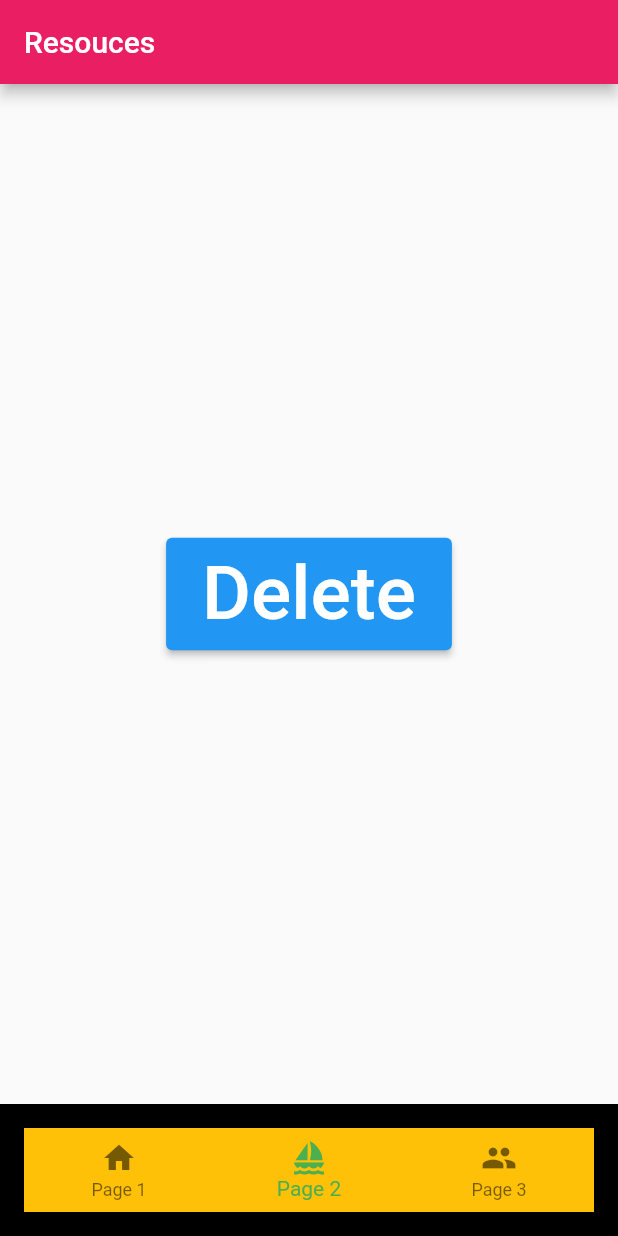
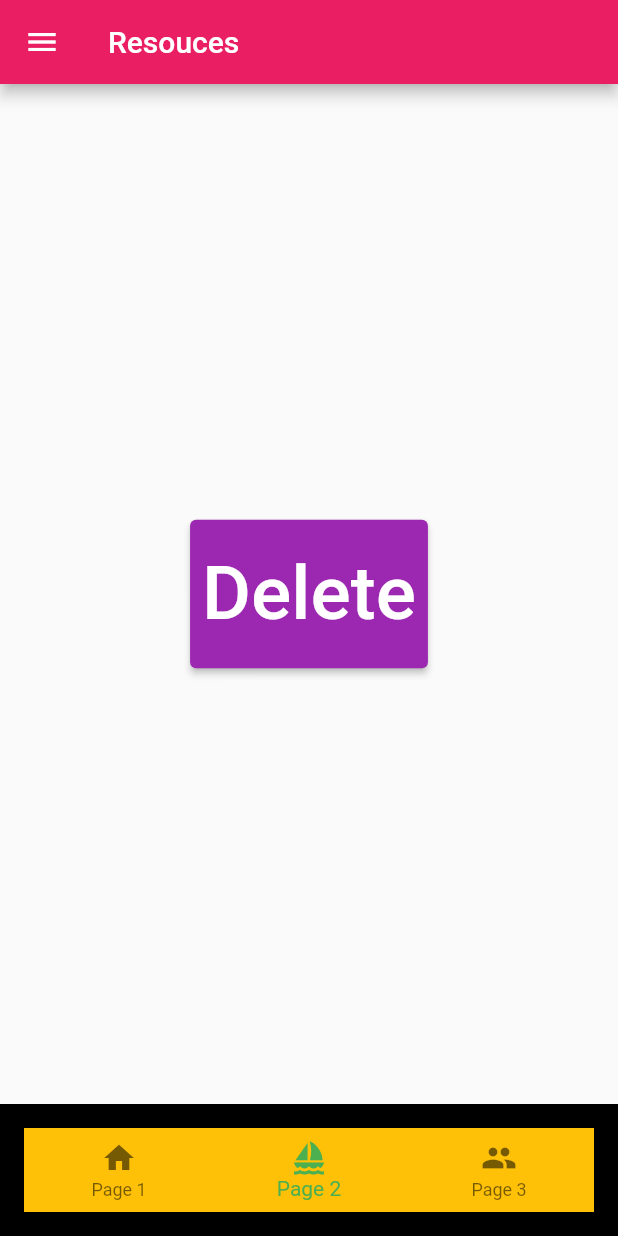
Before and after one commit to muj-i/Resources, a Flutter app: the screen it shows after launch, on a phone screen of 412 x 824 dp. Run offline on Flutter 3.47's test engine with Material 2 defaults, Android fonts, the phone set to English and light mode, and no system bars.

Commit message:
resouces added

```diff
--- a/analysis_options.yaml
+++ b/analysis_options.yaml
@@ -7,7 +7,7 @@
 
 # The following line activates a set of recommended lints for Flutter apps,
 # packages, and plugins designed to encourage good coding practices.
-include: package:flutter_lints/flutter.yaml
+# include: package:flutter_lints/flutter.yaml
 
 linter:
   # The lint rules applied to this project can be customized in the
--- a/lib/main.dart
+++ b/lib/main.dart
@@ -1,6 +1,13 @@
 import 'package:flutter/material.dart';
+
 ///import 'pages.dart'; //using stateful
 ///import 'package:google_nav_bar/google_nav_bar.dart';
+///flutter_launcher_icons: ^0.13.1 //for icon under ""dependencies:""
+///flutter_icons: //for icon under ""dev_dependencies:""
+//  image_path: "logoo/logo.png"
+//run terminal
+/////flutter pub get
+//flutter pub run flutter_launcher_icons:main
 
 void main() {
   runApp(const MyApp());
@@ -14,6 +21,37 @@ class MyApp extends StatelessWidget {
   Widget build(BuildContext context) {
     return MaterialApp(
       home: Activity(),
+
+      ///////////////////////dual theme
+      theme: ThemeData(
+        brightness: Brightness.light,
+        primarySwatch: Colors.purple,
+        elevatedButtonTheme: ElevatedButtonThemeData(
+          style: ElevatedButton.styleFrom(
+            padding: const EdgeInsets.symmetric(vertical: 12),
+            // textStyle: const TextStyle(
+            //   fontSize: 16,
+            //   fontWeight: FontWeight.w600,
+            //   letterSpacing: .6,
+            // ),
+          ),
+        ),
+      ),
+      darkTheme: ThemeData(
+        primarySwatch: Colors.blueGrey,
+        brightness: Brightness.dark,
+        elevatedButtonTheme: ElevatedButtonThemeData(
+          style: ElevatedButton.styleFrom(
+            padding: const EdgeInsets.symmetric(vertical: 12),
+            // textStyle: const TextStyle(
+            //   fontSize: 16,
+            //   fontWeight: FontWeight.w600,
+            //   letterSpacing: .6,
+            // ),
+          ),
+        ),
+      ),
+      /////////////////////////////////////////
     );
   }
 }
@@ -50,7 +88,6 @@ MyAletrtDialog(context) {
 }
 
 //////////////////////////////////////////////////
-
 
 class Activity extends StatelessWidget {
   const Activity({super.key});
@@ -102,17 +139,20 @@ class Activity extends StatelessWidget {
       ///using default bottom nav bar
       bottomNavigationBar: Container(
         color: Colors.black,
-  child:   Padding(
+        child: Padding(
           padding: const EdgeInsets.all(16.0),
-    child:   BottomNavigationBar(
-        backgroundColor:Colors.amber,
+          child: BottomNavigationBar(
+              backgroundColor: Colors.amber,
               iconSize: 24,
               selectedItemColor: Colors.green,
               currentIndex: 1,
               items: [
-          BottomNavigationBarItem(icon: Icon(Icons.home), label: "Page 1"),
-          BottomNavigationBarItem(icon: Icon(Icons.sailing), label: "Page 2"),
-          BottomNavigationBarItem(icon: Icon(Icons.people), label: "Page 3"),
+                BottomNavigationBarItem(
+                    icon: Icon(Icons.home), label: "Page 1"),
+                BottomNavigationBarItem(
+                    icon: Icon(Icons.sailing), label: "Page 2"),
+                BottomNavigationBarItem(
+                    icon: Icon(Icons.people), label: "Page 3"),
               ],
               onTap: (int index) {
                 //setState(() {
@@ -121,11 +161,44 @@ bottomNavigationBar: Container(
         ),
       ),
 /////////////////////////////////////////////
+      ///
+///////////////////////drawer
+      drawer: Drawer(
+          child: Container(
+        color: const Color.fromARGB(255, 10, 29, 66).withAlpha(2000),
+        child: ListView(children: [
+          DrawerHeader(
+              padding: EdgeInsets.zero,
+              child: UserAccountsDrawerHeader(
+                decoration: BoxDecoration(
+                  color: Colors.red,
+                ),
+                accountName: Text(
+                  'muj',
+                  style: TextStyle(fontSize: 44, color: Colors.white70),
+                ),
+                accountEmail: Text('mio'),
+                currentAccountPicture: Image.asset('images/favicon.png'),
+              )),
+          ListTile(
+              iconColor: Colors.white,
+              textColor: Colors.white,
+              leading: Padding(
+                padding: const EdgeInsets.all(16.0),
+                child: Icon(Icons.home),
+              ),
+              title: Text("Page 1"),
+              onTap: () {
+                //setState(() {
+                //  _currentIndex = 0;
+                //  Navigator.pop(context);
+              }),
+        ]),
+      )),
 
+      //////////////////////////////////////
 
-
-    body:
-    Center(
+      body: Center(
         child: ElevatedButton(
           child: Padding(
             padding: const EdgeInsets.all(8.0),
```
Also changed, not shown: pubspec.yaml (+6 -2 lines), images/favicon.png (added), logoo/image.png (added), logoo/logo.png (added), pubspec.lock, 27 other files. Lines whose indentation alone changed are shown as unchanged.
